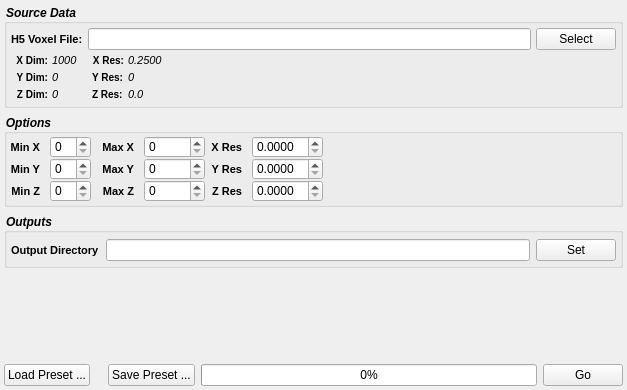
This is Source/Plugins/VolumeOps/UI/VolumeOpsWidget.ui in BlueQuartzSoftware/DREAM3D as Qt 5 draws it before an edit. The edited form follows.
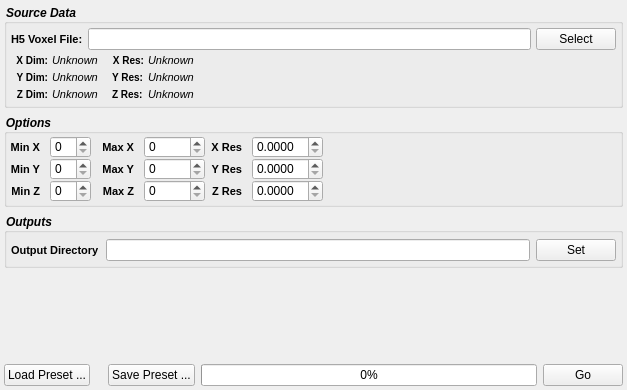
This is the edited form. Custom widgets are drawn as their Qt base class.

Commit message: Refactoring some of the variable names to be more explicit as to where they are coming from

What changed in the file:
```diff
--- a/Source/Plugins/VolumeOps/UI/VolumeOpsWidget.ui
+++ b/Source/Plugins/VolumeOps/UI/VolumeOpsWidget.ui
@@ -527,7 +527,7 @@
 }</string>
           </property>
           <property name="text">
-           <string>0.2500</string>
+           <string>Unknown</string>
           </property>
           <property name="scaledContents">
            <bool>true</bool>
@@ -572,7 +572,7 @@
 }</string>
           </property>
           <property name="text">
-           <string>0</string>
+           <string>Unknown</string>
           </property>
           <property name="scaledContents">
            <bool>true</bool>
@@ -614,7 +614,7 @@
 }</string>
           </property>
           <property name="text">
-           <string>0.0</string>
+           <string>Unknown</string>
           </property>
           <property name="scaledContents">
            <bool>true</bool>
@@ -672,7 +672,7 @@
 }</string>
           </property>
           <property name="text">
-           <string>1000</string>
+           <string>Unknown</string>
           </property>
           <property name="scaledContents">
            <bool>true</bool>
@@ -717,7 +717,7 @@
 }</string>
           </property>
           <property name="text">
-           <string>0</string>
+           <string>Unknown</string>
           </property>
           <property name="scaledContents">
            <bool>true</bool>
@@ -762,7 +762,7 @@
 }</string>
           </property>
           <property name="text">
-           <string>0</string>
+           <string>Unknown</string>
           </property>
           <property name="scaledContents">
            <bool>true</bool>
```
Left out of the diff: 12 changed lines with no effect on the pictures. The commit also changes 1 other file.
